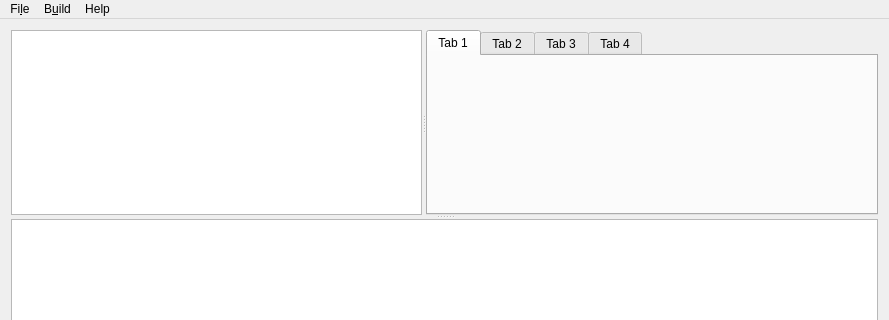
The window that Saber-Plus/mainwindow.ui (demensdeum/Saber-Plus) describes before a commit, drawn with Qt 5; both pictures show x 0 to 889 and y 0 to 320 of the 889 by 561 pixel window.
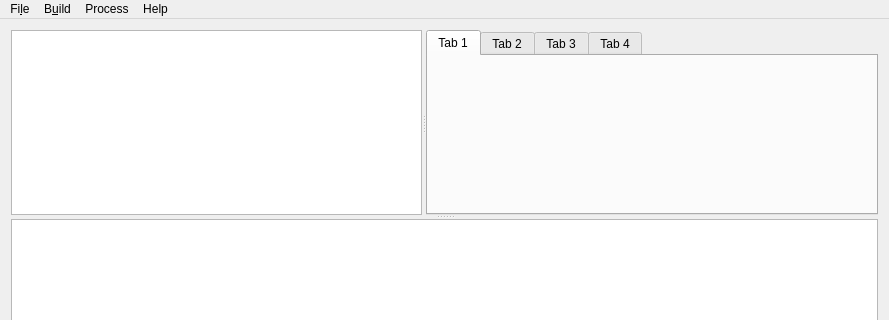
The same window after the commit. Custom widgets are drawn as their Qt base class.

The edit to the form file:
```diff
--- a/Saber-Plus/mainwindow.ui
+++ b/Saber-Plus/mainwindow.ui
@@ -117,10 +117,17 @@
     <addaction name="actionClean"/>
     <addaction name="actionBuild"/>
     <addaction name="actionBuild_Run"/>
+   </widget>
+   <widget class="QMenu" name="menuProcess">
+    <property name="title">
+     <string>Process</string>
+    </property>
+    <addaction name="actionRun"/>
     <addaction name="actionDebug"/>
    </widget>
    <addaction name="menuFile"/>
    <addaction name="menuBuild"/>
+   <addaction name="menuProcess"/>
    <addaction name="menuHelp"/>
   </widget>
   <widget class="QStatusBar" name="statusBar"/>
```
Left out of the diff: 22 changed lines with no effect on the pictures.
